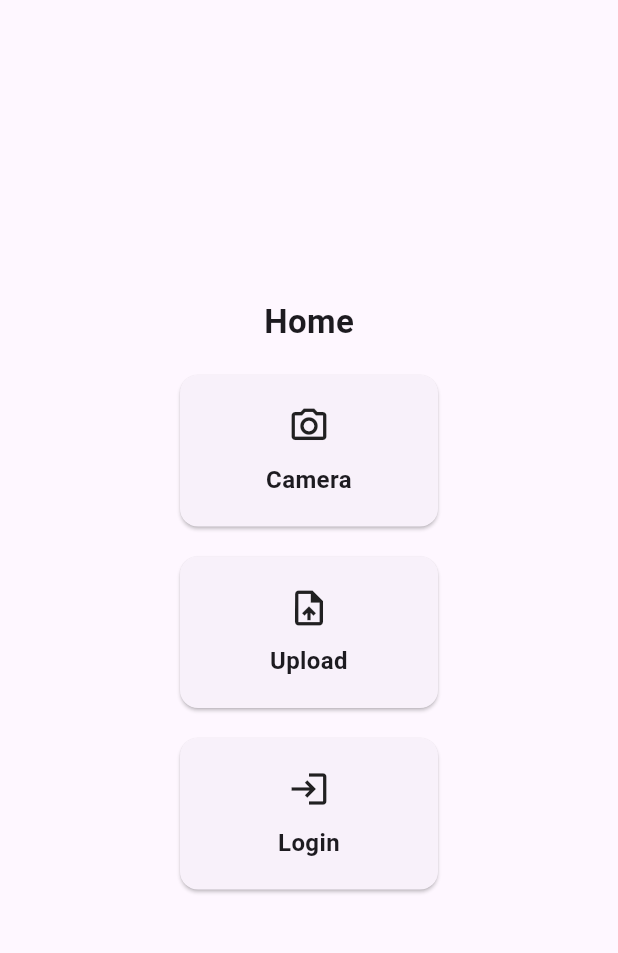
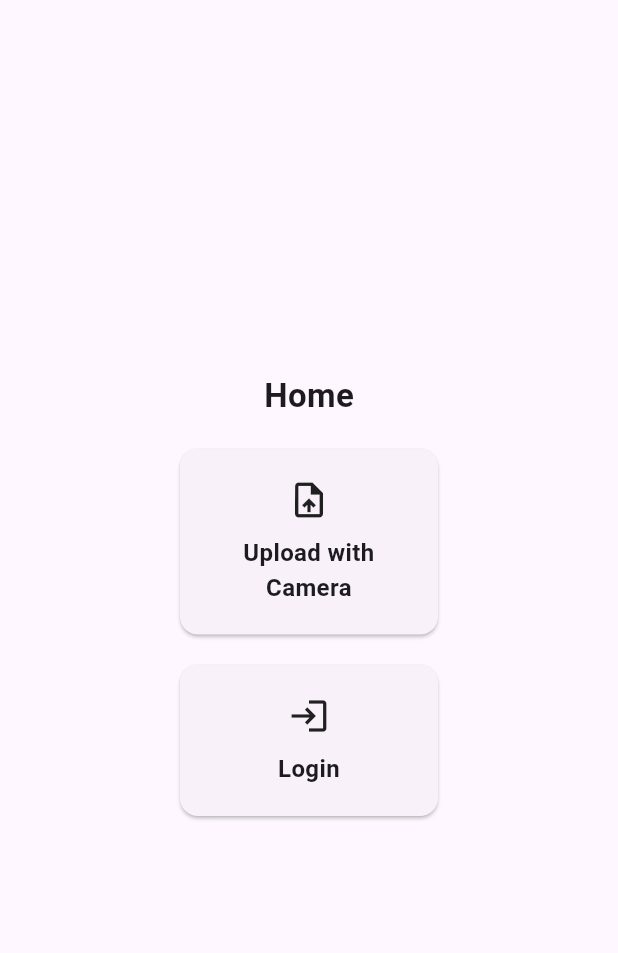
Before and after one commit to muhammedfahadt/flutter_mlkit_face_detection-, a Flutter app: the screen it shows after launch, on a phone screen of 412 x 824 dp, the part 63-1016 px from its top. Run offline on Flutter 3.47's test engine with Material 3 defaults, Android fonts, the phone set to English and light mode, and no system bars; our stand-ins replace built_collection, built_value, camera, dio, flutter_secure_storage; missing offline and left inert: google_mlkit_image_labeling, one_of_serializer.

```diff
--- a/t_p frontend/lib/src/pages/widgets/app_home_page.dart
+++ b/t_p frontend/lib/src/pages/widgets/app_home_page.dart
@@ -58,19 +58,10 @@ class _AppHomePageState extends State<AppHomePage> {
                 runSpacing: 12,
                 alignment: WrapAlignment.center,
                 children: [
-                  _HomeActionCard(
-                    icon: Icons.camera_alt_outlined,
-                    title: 'Camera',
-                    onTap: () {
-                      Navigator.push(
-                        context,
-                        MaterialPageRoute(builder: (_) => const CameraApp()),
-                      );
-                    },
-                  ),
+
                   _HomeActionCard(
                     icon: Icons.upload_file_outlined,
-                    title: 'Upload',
+                    title: 'Upload with Camera',
                     onTap: () {
                       // upload_widget.dart currently hosts the camera/upload flow.
                       Navigator.push(
```
